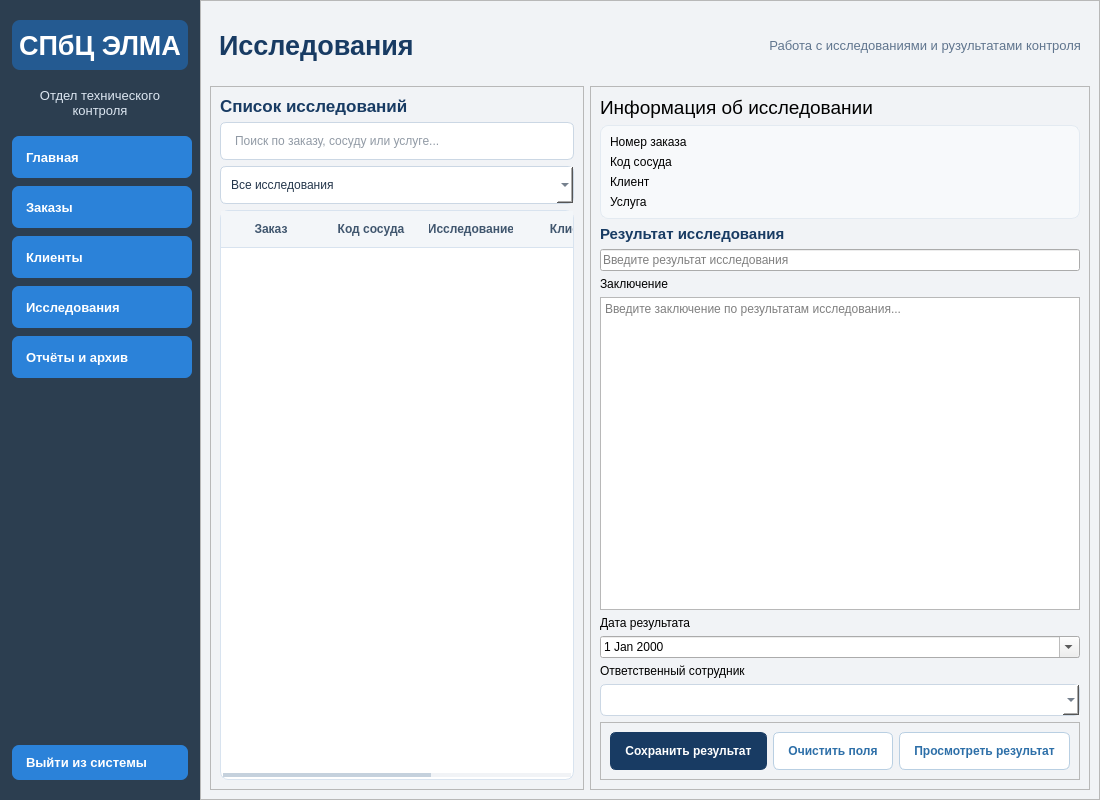
This is ui/main_window.ui in slavkkinns-ux/IS-OTK-ELMA as Qt 5 draws it before an edit. The edited form follows.
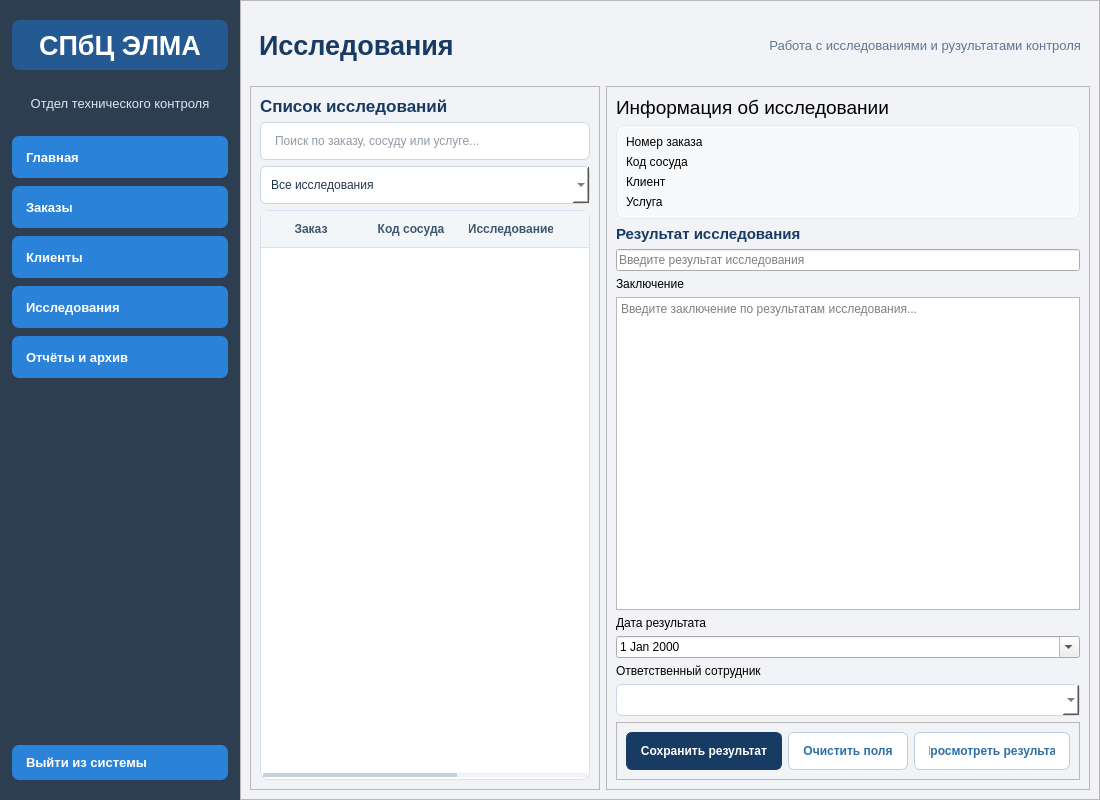
This is the edited form.

Patch:
```diff
--- a/ui/main_window.ui
+++ b/ui/main_window.ui
@@ -96,27 +96,27 @@
         <number>0</number>
        </property>
        <item>
-        <layout class="QHBoxLayout" name="mainLayout" stretch="1,0">
+        <layout class="QHBoxLayout" name="mainLayout" stretch="0,1">
          <property name="spacing">
           <number>0</number>
          </property>
          <item>
           <widget class="QFrame" name="sidebarFrame">
            <property name="sizePolicy">
-            <sizepolicy hsizetype="Preferred" vsizetype="Expanding">
+            <sizepolicy hsizetype="Fixed" vsizetype="Expanding">
              <horstretch>0</horstretch>
              <verstretch>0</verstretch>
             </sizepolicy>
            </property>
            <property name="minimumSize">
             <size>
-             <width>200</width>
+             <width>240</width>
              <height>0</height>
             </size>
            </property>
            <property name="maximumSize">
             <size>
-             <width>270</width>
+             <width>240</width>
              <height>16777215</height>
             </size>
            </property>
```
